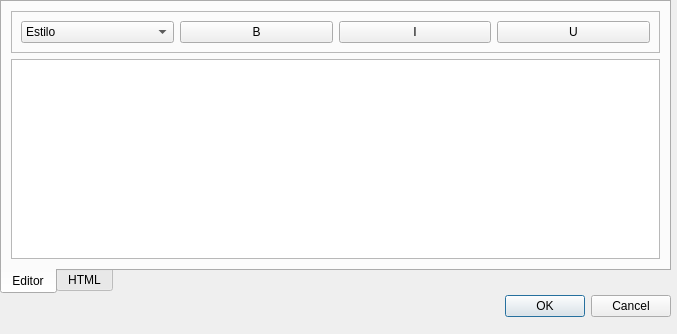
First picture: the form in dialogdocumenteditor.ui, repository marcelbonnet/QStage, before the edit.
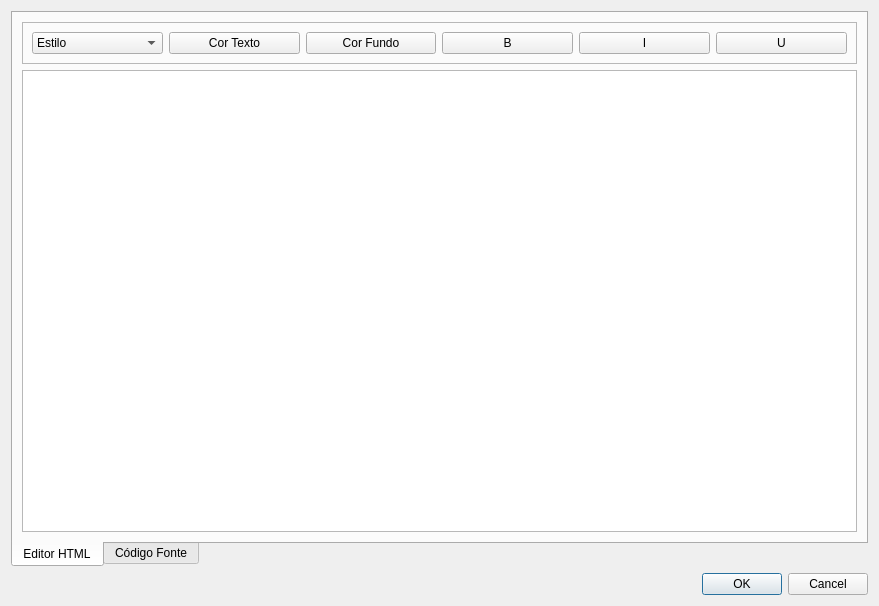
Second picture: the form after the edit.

Commit message: Adiciona cor de text e fundo

```diff
--- a/dialogdocumenteditor.ui
+++ b/dialogdocumenteditor.ui
@@ -6,38 +6,21 @@
    <rect>
     <x>0</x>
     <y>0</y>
-    <width>677</width>
-    <height>334</height>
+    <width>879</width>
+    <height>606</height>
    </rect>
   </property>
   <property name="windowTitle">
    <string>Dialog</string>
   </property>
-  <widget class="QDialogButtonBox" name="buttonBox">
-   <property name="geometry">
-    <rect>
-     <x>330</x>
-     <y>290</y>
-     <width>341</width>
-     <height>32</height>
-    </rect>
-   </property>
-   <property name="orientation">
-    <enum>Qt::Horizontal</enum>
-   </property>
-   <property name="standardButtons">
-    <set>QDialogButtonBox::Cancel|QDialogButtonBox::Ok</set>
-   </property>
-  </widget>
+  <property name="styleSheet">
+   <string notr="true">#textEditSource {
+color: rgb(85, 255, 127);
+}</string>
+  </property>
+  <layout class="QVBoxLayout" name="verticalLayout_3">
+   <item>
   <widget class="QTabWidget" name="tabWidget">
-   <property name="geometry">
-    <rect>
-     <x>0</x>
-     <y>0</y>
-     <width>671</width>
-     <height>294</height>
-    </rect>
-   </property>
    <property name="tabPosition">
     <enum>QTabWidget::South</enum>
    </property>
@@ -46,7 +29,7 @@
    </property>
    <widget class="QWidget" name="tabEditor">
     <attribute name="title">
-     <string>Editor</string>
+       <string>Editor HTML</string>
     </attribute>
     <layout class="QVBoxLayout" name="verticalLayout">
      <item>
@@ -87,6 +70,20 @@
           </item>
          </widget>
         </item>
+          <item>
+           <widget class="QPushButton" name="btnCor">
+            <property name="text">
+             <string>Cor Texto</string>
+            </property>
+           </widget>
+          </item>
+          <item>
+           <widget class="QPushButton" name="btnCorFundo">
+            <property name="text">
+             <string>Cor Fundo</string>
+            </property>
+           </widget>
+          </item>
         <item>
          <widget class="QPushButton" name="btnBold">
           <property name="text">
@@ -127,7 +124,7 @@
    </widget>
    <widget class="QWidget" name="tabSource">
     <attribute name="title">
-     <string>HTML</string>
+       <string>Código Fonte</string>
     </attribute>
     <layout class="QVBoxLayout" name="verticalLayout_2">
      <item>
@@ -136,6 +133,18 @@
     </layout>
    </widget>
   </widget>
+   </item>
+   <item>
+    <widget class="QDialogButtonBox" name="buttonBox">
+     <property name="orientation">
+      <enum>Qt::Horizontal</enum>
+     </property>
+     <property name="standardButtons">
+      <set>QDialogButtonBox::Cancel|QDialogButtonBox::Ok</set>
+     </property>
+    </widget>
+   </item>
+  </layout>
  </widget>
  <resources/>
  <connections>
```
Lines whose indentation alone changed are shown as unchanged. The commit also changes 2 other files.
